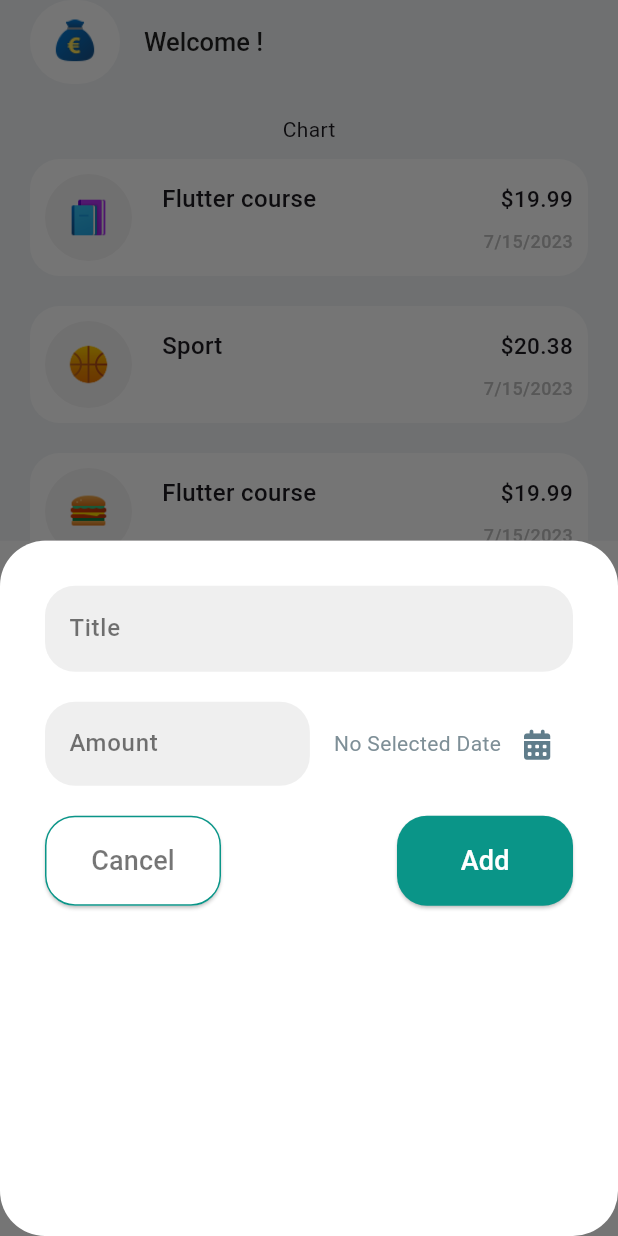
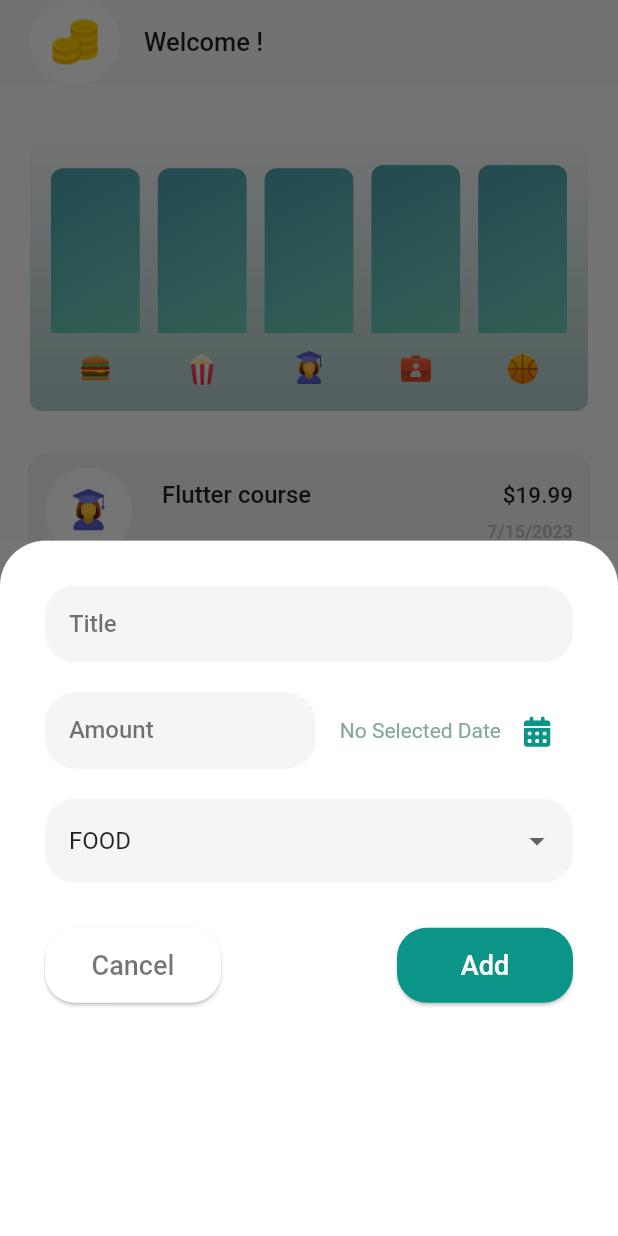
Before and after one commit to ilhemGn/ExpensesTracker, a Flutter app: the HomeScreen screen opened directly, after a tap on the "add" icon, on a phone screen of 412 x 824 dp. Run offline on Flutter 3.47's test engine with Material 2 defaults, Android fonts, the phone set to English and light mode, and no system bars; our stand-ins replace font_awesome_flutter.

Commit message:
add chart, modify theme & organize code

```diff
--- a/lib/constants.dart
+++ b/lib/constants.dart
@@ -1,3 +1,7 @@
 import 'package:flutter/material.dart';
 
+var kSchemeColor = ColorScheme.fromSeed(seedColor: kMainColor);
+
 const kMainColor = Color(0xFF0A9588);
+const kBackGDateBickerColor = Color.fromARGB(255, 223, 246, 244);
+const kFilledColor = Color.fromARGB(255, 245, 245, 245);
--- a/lib/main.dart
+++ b/lib/main.dart
@@ -1,3 +1,4 @@
+import 'package:expense_tracking_app/constants.dart';
 import 'package:flutter/material.dart';
 import 'package:expense_tracking_app/screens/welcome_screen.dart';
 
@@ -8,14 +9,38 @@ void main() {
 class MyApp extends StatelessWidget {
   const MyApp({super.key});
 
-  // This widget is the root of your application.
   @override
   Widget build(BuildContext context) {
     return MaterialApp(
-      theme: ThemeData(
+      themeMode: ThemeMode.light,
+      darkTheme: ThemeData.dark().copyWith(
         useMaterial3: true,
-
+        appBarTheme: const AppBarTheme().copyWith(
+            titleTextStyle: const TextStyle(
+          fontSize: 17,
+          fontWeight: FontWeight.w500,
+          color: Colors.black87,
+        )),
       ),
+      theme: ThemeData().copyWith(
+          useMaterial3: true,
+          colorScheme: kSchemeColor,
+          floatingActionButtonTheme:
+              const FloatingActionButtonThemeData().copyWith(
+            backgroundColor: kMainColor,
+            foregroundColor: Colors.white,
+          ),
+          appBarTheme: const AppBarTheme().copyWith(
+              titleTextStyle: const TextStyle(
+            fontSize: 17,
+            fontWeight: FontWeight.w500,
+            color: Colors.black87,
+          )),
+          datePickerTheme: const DatePickerThemeData().copyWith(
+            backgroundColor: kBackGDateBickerColor,
+          ),
+          inputDecorationTheme:
+              const InputDecorationTheme().copyWith(fillColor: kFilledColor)),
       title: 'Expense Tracker',
       home: const WelcomeScreen(),
     );
--- /dev/null
+++ b/lib/models/expense_bucket_model.dart
@@ -0,0 +1,24 @@
+import 'package:expense_tracking_app/models/expense_model.dart';
+
+class ExpenseBucketModel {
+  final Category category;
+  final List<ExpenseModel> expenses;
+
+  ExpenseBucketModel.forCategory(List<ExpenseModel> allexpenses, this.category)
+      : expenses = allexpenses
+            .where(
+              (expense) => expense.category == category,
+            )
+            .toList();
+
+  ExpenseBucketModel({required this.category, required this.expenses});
+
+  double get totalExpense {
+    double sum = 0;
+
+    for (var expense in expenses) {
+      sum += expense.amount;
+    }
+    return sum;
+  }
+}
--- a/lib/models/expense_model.dart
+++ b/lib/models/expense_model.dart
@@ -9,7 +9,7 @@ enum Category { food, work, study, sport, leisure }
 final categoryImages = {
   Category.food: 'assets/images/food.png',
   Category.work: 'assets/images/work.png',
-  Category.study: 'assets/images/books.png',
+  Category.study: 'assets/images/study.png',
   Category.sport: 'assets/images/sport.png',
   Category.leisure: 'assets/images/leisure.png',
 };
--- a/lib/screens/add_expense_screen.dart
+++ b/lib/screens/add_expense_screen.dart
@@ -6,7 +6,8 @@ import 'package:expense_tracking_app/widgets/input_field.dart';
 import 'package:font_awesome_flutter/font_awesome_flutter.dart';
 
 class AddExpenseScreen extends StatefulWidget {
-  const AddExpenseScreen({super.key});
+  const AddExpenseScreen({required this.addNewExpense, super.key});
+  final Function(ExpenseModel expense) addNewExpense;
 
   @override
   State<AddExpenseScreen> createState() => _AddExpenseScreenState();
@@ -16,6 +17,45 @@ class _AddExpenseScreenState extends State<AddExpenseScreen> {
   final _titleController = TextEditingController();
   final _amountController = TextEditingController();
   DateTime? _selectedDate;
+  Category _selectedCategory = Category.food;
+
+  void _submittedForme() {
+    var enteredAmount = double.tryParse(_amountController.text);
+    bool invalidAmount = enteredAmount == null || enteredAmount <= 0;
+
+    if (_titleController.text.trim().isEmpty ||
+        invalidAmount ||
+        _selectedDate == null) {
+      showDialog(
+          context: context,
+          builder: (context) => AlertDialog(
+                title: const Text(
+                  'Invalid input',
+                  textAlign: TextAlign.center,
+                ),
+                content: const Text(
+                  'Please make sure a valide title, amount, date and category was entered.',
+                  textAlign: TextAlign.center,
+                ),
+                actions: [
+                  RoundedButton(
+                      text: 'Okay',
+                      onPress: () {
+                        Navigator.pop(context);
+                      })
+                ],
+              ));
+      return;
+    }
+
+    widget.addNewExpense(ExpenseModel(
+        title: _titleController.text,
+        amount: enteredAmount,
+        date: _selectedDate!,
+        category: _selectedCategory));
+
+    Navigator.pop(context);
+  }
 
   @override
   void dispose() {
@@ -31,9 +71,8 @@ class _AddExpenseScreenState extends State<AddExpenseScreen> {
       child: Container(
         padding: const EdgeInsets.all(30),
         decoration: const BoxDecoration(
-          borderRadius: BorderRadius.all(
-            Radius.circular(30),
-          ),
+          borderRadius: BorderRadius.only(
+              topRight: Radius.circular(30), topLeft: Radius.circular(30)),
           color: Colors.white,
         ),
         child: Column(
@@ -63,7 +102,7 @@ class _AddExpenseScreenState extends State<AddExpenseScreen> {
                           ? 'No Selected Date'
                           : formatter.format(_selectedDate!),
                       style: const TextStyle(
-                          color: Color.fromARGB(255, 126, 143, 151)),
+                          color: Color.fromARGB(255, 133, 168, 151)),
                     ),
                     IconButton(
                         onPressed: () async {
@@ -83,30 +122,50 @@ class _AddExpenseScreenState extends State<AddExpenseScreen> {
                         icon: const Icon(
                           FontAwesomeIcons.solidCalendarDays,
                           size: 20,
-                          color: Colors.blueGrey,
+                          color: kMainColor,
                         ))
                   ],
                 )
               ],
             ),
             const SizedBox(height: 20),
+            DropdownButtonFormField(
+              value: _selectedCategory,
+              decoration: const InputDecoration(
+                  filled: true,
+                  border: OutlineInputBorder(
+                      borderSide: BorderSide.none,
+                      borderRadius: BorderRadius.all(Radius.circular(20)))),
+              items: Category.values
+                  .map((category) => DropdownMenuItem(
+                      value: category,
+                      child: Text(category.name.toUpperCase())))
+                  .toList(),
+              onChanged: (value) {
+                if (value == null) {
+                  return;
+                }
+                setState(() {
+                  _selectedCategory = value;
+                });
+              },
+            ),
+            const SizedBox(height: 30),
             Row(
               children: [
                 Expanded(
                   child: RoundedButton(
                     text: 'Cancel',
-                    onPress: () {},
+                    onPress: () {
+                      Navigator.pop(context);
+                    },
                     cancel: true,
                   ),
                 ),
                 const Spacer(),
                 Expanded(
-                    child: RoundedButton(
-                        text: 'Add',
-                        onPress: () {
-                          print(_titleController.text);
-                          print(_amountController.text);
-                        })),
+                    child:
+                        RoundedButton(text: 'Add', onPress: _submittedForme)),
               ],
             )
           ],
--- a/lib/screens/home_screen.dart
+++ b/lib/screens/home_screen.dart
@@ -1,6 +1,6 @@
-import 'package:expense_tracking_app/constants.dart';
 import 'package:expense_tracking_app/models/expense_model.dart';
 import 'package:expense_tracking_app/screens/add_expense_screen.dart';
+import 'package:expense_tracking_app/widgets/chart/char.dart';
 import 'package:expense_tracking_app/widgets/expenses_list.dart';
 import 'package:flutter/material.dart';
 
@@ -45,16 +45,43 @@ class _HomeScreenState extends State<HomeScreen> {
     ),
   ];
 
+  void _addExpense(ExpenseModel expense) {
+    setState(() {
+      expensesList.add(expense);
+    });
+  }
+
+  void _removeExpense(ExpenseModel expense) {
+    int expenseIndex = expensesList.indexOf(expense);
+    setState(() {
+      expensesList.remove(expense);
+    });
+    ScaffoldMessenger.of(context).clearSnackBars();
+    ScaffoldMessenger.of(context).showSnackBar(SnackBar(
+      content: const Text('Expense deleted'),
+      duration: const Duration(seconds: 3),
+      action: SnackBarAction(
+          label: 'Undo',
+          onPressed: () {
+            setState(() {
+              expensesList.insert(expenseIndex, expense);
+            });
+          }),
+    ));
+  }
+
   @override
   Widget build(BuildContext context) {
     return Scaffold(
-      backgroundColor: const Color(0xffF3F5F7),
       floatingActionButtonLocation: FloatingActionButtonLocation.centerFloat,
       floatingActionButton: FloatingActionButton(
-        backgroundColor: kMainColor,
         onPressed: () {
           showModalBottomSheet(
-              context: context, builder: (ctx) => const AddExpenseScreen());
+              //isScrollControlled: true,
+              context: context,
+              builder: (ctx) => AddExpenseScreen(
+                    addNewExpense: _addExpense,
+                  ));
         },
         child: const Icon(
           Icons.add_rounded,
@@ -63,7 +90,6 @@ class _HomeScreenState extends State<HomeScreen> {
       ),
       appBar: AppBar(
         elevation: 0,
-        backgroundColor: const Color(0xffF3F5F7),
         leadingWidth: 80,
         leading: Container(
           margin: const EdgeInsets.only(left: 20),
@@ -72,24 +98,29 @@ class _HomeScreenState extends State<HomeScreen> {
               color: Colors.white,
               borderRadius: BorderRadius.all(Radius.circular(30))),
           child: Image.asset(
-            'assets/images/money.png',
+            'assets/images/money1.png',
           ),
         ),
         title: const Text(
           'Welcome !',
-          style: TextStyle(
-            fontSize: 17,
-            fontWeight: FontWeight.w500,
-            color: Colors.black87,
         ),
       ),
-      ),
-      body: Padding(
+      body: expensesList.isEmpty
+          ? const Center(
+              child: Text(
+              'No Expenses was added, Try add some!',
+              style: TextStyle(fontSize: 16, fontWeight: FontWeight.w400),
+            ))
+          : Padding(
               padding: const EdgeInsets.all(20),
               child: Column(
                 children: [
-            const Text('Chart'),
-            Expanded(child: ExpensesList(expenses: expensesList)),
+                  Chart(expenses: expensesList),
+                  Expanded(
+                      child: ExpensesList(
+                    expenses: expensesList,
+                    removeExpense: _removeExpense,
+                  )),
                 ],
               ),
             ),
--- a/lib/screens/welcome_screen.dart
+++ b/lib/screens/welcome_screen.dart
@@ -51,7 +51,7 @@ class WelcomeScreen extends StatelessWidget {
                       fontSize: 14,
                       fontWeight: FontWeight.w400),
                 ),
-                const SizedBox(height: 30),
+                const SizedBox(height: 20),
                 RoundedButton(
                   text: 'Get Started',
                   onPress: () {
--- /dev/null
+++ b/lib/widgets/chart/char.dart
@@ -0,0 +1,91 @@
+import 'package:flutter/material.dart';
+import 'package:expense_tracking_app/models/expense_model.dart';
+import 'package:expense_tracking_app/models/expense_bucket_model.dart';
+import 'package:expense_tracking_app/widgets/chart/chart_bar.dart';
+
+class Chart extends StatelessWidget {
+  const Chart({super.key, required this.expenses});
+
+  final List<ExpenseModel> expenses;
+
+  List<ExpenseBucketModel> get buckets {
+    return [
+      ExpenseBucketModel.forCategory(expenses, Category.food),
+      ExpenseBucketModel.forCategory(expenses, Category.leisure),
+      ExpenseBucketModel.forCategory(expenses, Category.study),
+      ExpenseBucketModel.forCategory(expenses, Category.work),
+      ExpenseBucketModel.forCategory(expenses, Category.sport),
+    ];
+  }
+
+  double get maxTotalExpense {
+    double maxTotalExpense = 0;
+
+    for (final bucket in buckets) {
+      if (bucket.totalExpense > maxTotalExpense) {
+        maxTotalExpense = bucket.totalExpense;
+      }
+    }
+
+    return maxTotalExpense;
+  }
+
+  @override
+  Widget build(BuildContext context) {
+    final isDarkMode =
+        MediaQuery.of(context).platformBrightness == Brightness.dark;
+    return Container(
+      margin: const EdgeInsets.symmetric(vertical: 18),
+      padding: const EdgeInsets.symmetric(
+        vertical: 16,
+        horizontal: 8,
+      ),
+      width: double.infinity,
+      height: 180,
+      decoration: BoxDecoration(
+        borderRadius: BorderRadius.circular(8),
+        gradient: LinearGradient(
+          colors: [
+            Theme.of(context).colorScheme.primary.withOpacity(0.3),
+            Theme.of(context).colorScheme.primary.withOpacity(0.0)
+          ],
+          begin: Alignment.bottomCenter,
+          end: Alignment.topCenter,
+        ),
+      ),
+      child: Column(
+        children: [
+          Expanded(
+            child: Row(
+              crossAxisAlignment: CrossAxisAlignment.end,
+              children: [
+                for (final bucket in buckets) // alternative to map()
+                  ChartBar(
+                    fill: bucket.totalExpense == 0
+                        ? 0
+                        : bucket.totalExpense / maxTotalExpense,
+                  )
+              ],
+            ),
+          ),
+          const SizedBox(height: 12),
+          Row(
+            children: buckets
+                .map(
+                  (bucket) => Expanded(
+                    child: Padding(
+                      padding: const EdgeInsets.symmetric(horizontal: 4),
+                      child: Image.asset(
+                        categoryImages[bucket.category]!,
+                        height: 24,
+                      ),
+                    ),
+                  ),
+                )
+                .toList(),
+          )
+        ],
+      ),
+    );
+  }
+}
--- /dev/null
+++ b/lib/widgets/chart/chart_bar.dart
@@ -0,0 +1,42 @@
+import 'package:expense_tracking_app/constants.dart';
+import 'package:flutter/material.dart';
+
+class ChartBar extends StatelessWidget {
+  const ChartBar({
+    super.key,
+    required this.fill,
+  });
+
+  final double fill;
+
+  @override
+  Widget build(BuildContext context) {
+    final isDarkMode =
+        MediaQuery.of(context).platformBrightness == Brightness.dark;
+    return Expanded(
+      child: Padding(
+        padding: const EdgeInsets.symmetric(horizontal: 6),
+        child: FractionallySizedBox(
+          heightFactor: fill,
+          child: const DecoratedBox(
+            decoration: BoxDecoration(
+                shape: BoxShape.rectangle,
+                borderRadius: BorderRadius.vertical(top: Radius.circular(8)),
+                gradient: LinearGradient(
+                    begin: Alignment.bottomRight,
+                    end: Alignment.topLeft,
+                    colors: [
+                      Color.fromARGB(255, 111, 207, 186),
+                      Color(0xff4CA1AF),
+                    ])
+                //color: kMainColor,
+                // isDarkMode
+                //     ? Theme.of(context).colorScheme.secondary
+                //     : Theme.of(context).colorScheme.onErrorContainer.withOpacity(0.65),
+                ),
+          ),
+        ),
+      ),
+    );
+  }
+}
--- a/lib/widgets/expense_item.dart
+++ b/lib/widgets/expense_item.dart
@@ -7,13 +7,10 @@ class ExpenseItem extends StatelessWidget {
 
   @override
   Widget build(BuildContext context) {
-    return Container(
+    return Card(
       margin: const EdgeInsets.symmetric(vertical: 10),
+      child: Padding(
         padding: const EdgeInsets.all(10),
-      decoration: const BoxDecoration(
-        borderRadius: BorderRadius.all(Radius.circular(20)),
-        color: Colors.white,
-      ),
         child: Row(
           mainAxisSize: MainAxisSize.max,
           children: [
@@ -21,8 +18,7 @@ class ExpenseItem extends StatelessWidget {
               padding: const EdgeInsets.all(14),
               decoration: const BoxDecoration(
                   borderRadius: BorderRadius.all(Radius.circular(30)),
-              color: Color.fromARGB(255, 245, 244, 244),
-            ),
+                  color: Colors.white),
               child: Image.asset(
                 categoryImages[expense.category] ?? 'assets/images/money.png',
                 width: 30,
@@ -38,17 +34,17 @@ class ExpenseItem extends StatelessWidget {
                     children: [
                       Text(
                         expense.title,
-                      style: const TextStyle(
-                        fontSize: 16,
-                        fontWeight: FontWeight.w500,
-                      ),
+                        style: Theme.of(context)
+                            .appBarTheme
+                            .titleTextStyle!
+                            .copyWith(fontSize: 16),
                       ),
                       Text(
                         '\$${expense.amount.toStringAsFixed(2)}',
-                      style: const TextStyle(
-                        fontSize: 15,
-                        fontWeight: FontWeight.w500,
-                      ),
+                        style: Theme.of(context)
+                            .appBarTheme
+                            .titleTextStyle!
+                            .copyWith(fontSize: 15),
                       ),
                     ],
                   ),
@@ -67,6 +63,7 @@ class ExpenseItem extends StatelessWidget {
             )
           ],
         ),
+      ),
     );
   }
 }
--- a/lib/widgets/expenses_list.dart
+++ b/lib/widgets/expenses_list.dart
@@ -1,17 +1,34 @@
 import 'package:expense_tracking_app/models/expense_model.dart';
 import 'package:expense_tracking_app/widgets/expense_item.dart';
 import 'package:flutter/material.dart';
+import 'package:font_awesome_flutter/font_awesome_flutter.dart';
 
 class ExpensesList extends StatelessWidget {
   final List<ExpenseModel> expenses;
+  final Function(ExpenseModel) removeExpense;
 
-  const ExpensesList({required this.expenses, super.key});
+  const ExpensesList(
+      {required this.expenses, required this.removeExpense, super.key});
 
   @override
   Widget build(BuildContext context) {
     return ListView.builder(
         itemCount: expenses.length,
-        itemBuilder: ((context, index) =>
-            ExpenseItem(expense: expenses[index])));
+        itemBuilder: ((context, index) => Dismissible(
+            background: Card(
+              margin: const EdgeInsets.all(10),
+              color: Theme.of(context).colorScheme.error.withOpacity(0.8),
+              child: Container(
+                padding: const EdgeInsets.only(right: 30),
+                alignment: Alignment.centerRight,
+                child: const Icon(
+                  FontAwesomeIcons.trashCan,
+                  color: Colors.white,
+                ),
+              ),
+            ),
+            onDismissed: (direction) => removeExpense(expenses[index]),
+            key: ValueKey(expenses[index]),
+            child: ExpenseItem(expense: expenses[index]))));
   }
 }
--- a/lib/widgets/input_field.dart
+++ b/lib/widgets/input_field.dart
@@ -28,10 +28,9 @@ class InputField extends StatelessWidget {
           borderSide: BorderSide.none,
         ),
         filled: true,
-        fillColor: const Color.fromARGB(255, 239, 239, 239),
         hintText: hintText,
         hintStyle: const TextStyle(
-            color: Color.fromARGB(255, 191, 191, 191),
+            color: Color.fromARGB(255, 221, 220, 220),
             fontSize: 16,
             fontWeight: FontWeight.w400),
         label: Text(
--- a/lib/widgets/rounded_button.dart
+++ b/lib/widgets/rounded_button.dart
@@ -16,13 +16,11 @@ class RoundedButton extends StatelessWidget {
   @override
   Widget build(BuildContext context) {
     return SizedBox(
-      height: 60,
+      height: 50,
       child: ElevatedButton(
         onPressed: onPress,
         style: ElevatedButton.styleFrom(
             backgroundColor: cancel == null ? kMainColor : Colors.white,
-            side: BorderSide(
-                color: cancel == null ? Colors.transparent : kMainColor),
             shape: const RoundedRectangleBorder(
                 borderRadius: BorderRadius.all(
               Radius.circular(20),
```
Also changed, not shown: assets/images/money.png (deleted), assets/images/money1.png (added), assets/images/study.png (added). Lines whose indentation alone changed are shown as unchanged.
